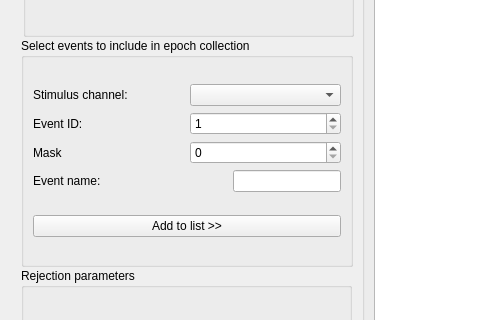
First picture: the form in qt4Designer_ui_files/eventSelectionDialogUi.ui, repository cibr-jyu/meggie, before the edit; both pictures show x 0 to 480 and y 173 to 493 of the 883 by 1050 pixel window.
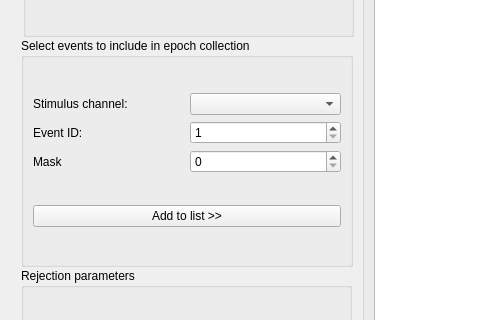
Second picture: the form after the edit.

Patch:
```diff
--- a/qt4Designer_ui_files/eventSelectionDialogUi.ui
+++ b/qt4Designer_ui_files/eventSelectionDialogUi.ui
@@ -37,7 +37,7 @@
         <x>0</x>
         <y>0</y>
         <width>865</width>
-        <height>993</height>
+        <height>991</height>
        </rect>
       </property>
       <property name="minimumSize">
@@ -167,33 +167,6 @@
             </item>
            </layout>
           </item>
-          <item>
-           <layout class="QHBoxLayout" name="horizontalLayout_5">
-            <item>
-             <widget class="QLabel" name="labelName">
-              <property name="text">
-               <string>Event name:      </string>
-              </property>
-             </widget>
-            </item>
-            <item>
-             <spacer name="horizontalSpacer">
-              <property name="orientation">
-               <enum>Qt::Horizontal</enum>
-              </property>
-              <property name="sizeHint" stdset="0">
-               <size>
-                <width>40</width>
-                <height>20</height>
-               </size>
-              </property>
-             </spacer>
-            </item>
-            <item>
-             <widget class="QLineEdit" name="lineEditName"/>
-            </item>
-           </layout>
-          </item>
          </layout>
         </item>
         <item row="1" column="0">
```
Left out of the diff: 1 changed line with no effect on the pictures.
